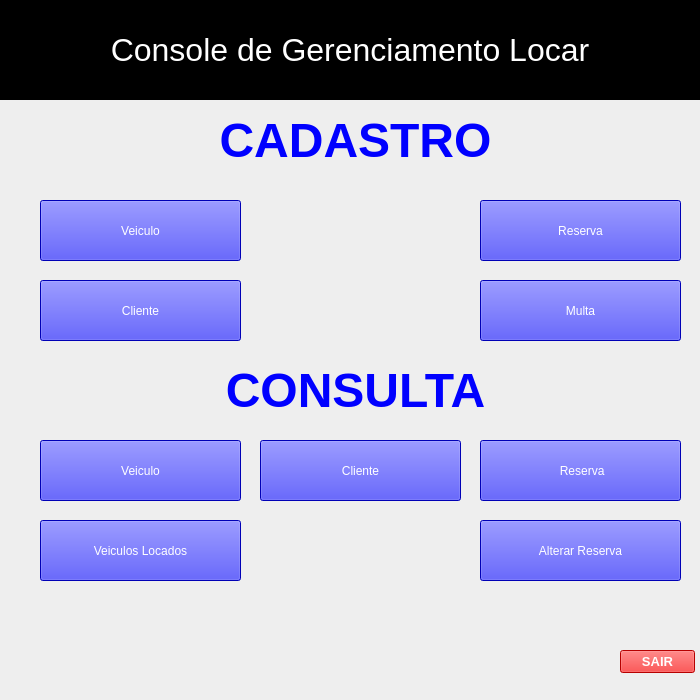
GabrielSelim/locar.py, file tela_inicial_nova.ui: the form before one commit.
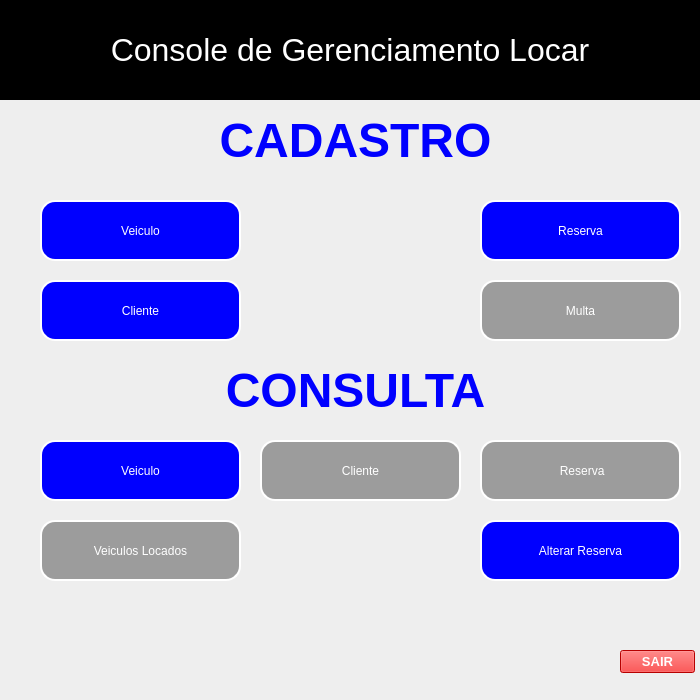
The form after the commit. Icons and pictures are not drawn.

```diff
--- a/tela_inicial_nova.ui
+++ b/tela_inicial_nova.ui
@@ -153,7 +153,10 @@
     <property name="styleSheet">
      <string notr="true">background-color: rgb(0, 0, 255);
 font: 75 14pt &quot;MS Shell Dlg 2&quot;;
-color: rgb(255, 255, 255);</string>
+color: rgb(255, 255, 255);
+border-radius: 15px;
+border-style: outset;
+border-width:2px;</string>
     </property>
     <property name="text">
      <string>Veiculo</string>
@@ -174,7 +177,10 @@
     <property name="styleSheet">
      <string notr="true">background-color: rgb(0, 0, 255);
 font: 75 14pt &quot;MS Shell Dlg 2&quot;;
-color: rgb(255, 255, 255);</string>
+color: rgb(255, 255, 255);
+border-radius: 15px;
+border-style: outset;
+border-width:2px;</string>
     </property>
     <property name="text">
      <string>Cliente</string>
@@ -195,7 +201,10 @@
     <property name="styleSheet">
      <string notr="true">background-color: rgb(0, 0, 255);
 font: 75 14pt &quot;MS Shell Dlg 2&quot;;
-color: rgb(255, 255, 255);</string>
+color: rgb(255, 255, 255);
+border-radius: 15px;
+border-style: outset;
+border-width:2px;</string>
     </property>
     <property name="text">
      <string>Reserva</string>
@@ -214,9 +223,12 @@
      <bool>false</bool>
     </property>
     <property name="styleSheet">
-     <string notr="true">background-color: rgb(0, 0, 255);
-font: 75 14pt &quot;MS Shell Dlg 2&quot;;
-color: rgb(255, 255, 255);</string>
+     <string notr="true">font: 75 14pt &quot;MS Shell Dlg 2&quot;;
+background-color: rgb(156, 156, 156);
+color: rgb(255, 255, 255);
+border-radius: 15px;
+border-style: outset;
+border-width:2px;</string>
     </property>
     <property name="text">
      <string>Multa</string>
@@ -235,9 +247,12 @@
      <bool>false</bool>
     </property>
     <property name="styleSheet">
-     <string notr="true">background-color: rgb(0, 0, 255);
+     <string notr="true">background-color: rgb(156, 156, 156);
 font: 75 14pt &quot;MS Shell Dlg 2&quot;;
-color: rgb(255, 255, 255);</string>
+color: rgb(255, 255, 255);
+border-radius: 15px;
+border-style: outset;
+border-width:2px;</string>
     </property>
     <property name="text">
      <string>Cliente</string>
@@ -256,9 +271,12 @@
      <bool>false</bool>
     </property>
     <property name="styleSheet">
-     <string notr="true">background-color: rgb(0, 0, 255);
+     <string notr="true">background-color: rgb(156, 156, 156);
 font: 75 14pt &quot;MS Shell Dlg 2&quot;;
-color: rgb(255, 255, 255);</string>
+color: rgb(255, 255, 255);
+border-radius: 15px;
+border-style: outset;
+border-width:2px;</string>
     </property>
     <property name="text">
      <string> Reserva</string>
@@ -279,7 +297,10 @@
     <property name="styleSheet">
      <string notr="true">background-color: rgb(0, 0, 255);
 font: 75 14pt &quot;MS Shell Dlg 2&quot;;
-color: rgb(255, 255, 255);</string>
+color: rgb(255, 255, 255);
+border-radius: 15px;
+border-style: outset;
+border-width:2px;</string>
     </property>
     <property name="text">
      <string>Veiculo</string>
@@ -298,9 +319,12 @@
      <bool>false</bool>
     </property>
     <property name="styleSheet">
-     <string notr="true">background-color: rgb(0, 0, 255);
+     <string notr="true">background-color: rgb(156, 156, 156);
 font: 75 14pt &quot;MS Shell Dlg 2&quot;;
-color: rgb(255, 255, 255);</string>
+color: rgb(255, 255, 255);
+border-radius: 15px;
+border-style: outset;
+border-width:2px;</string>
     </property>
     <property name="text">
      <string>Veiculos Locados</string>
@@ -321,7 +345,10 @@
     <property name="styleSheet">
      <string notr="true">background-color: rgb(0, 0, 255);
 font: 75 14pt &quot;MS Shell Dlg 2&quot;;
-color: rgb(255, 255, 255);</string>
+color: rgb(255, 255, 255);
+border-radius: 15px;
+border-style: outset;
+border-width:2px;</string>
     </property>
     <property name="text">
      <string>Alterar Reserva</string>
```
